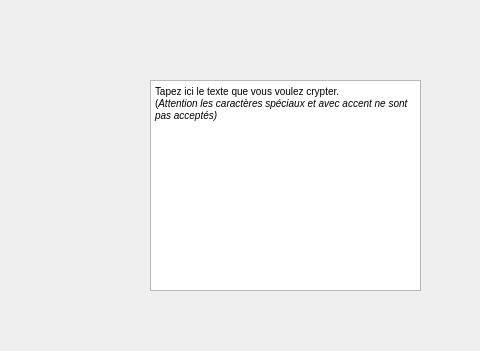
Old version of the form mainwindow.ui in the repository Ehonne/Cryptage_Decryptage; both pictures show x 320 to 800 and y 0 to 351 of the 800 by 600 pixel window.
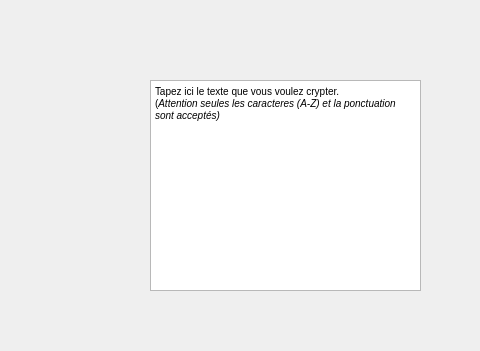
New version of the form.

Commit message: Taille de FenetreAbr en fonction de la taille de l'arbre + Erreur lors de caractere non reconnue

Diff of the .ui file:
```diff
--- a/mainwindow.ui
+++ b/mainwindow.ui
@@ -37,7 +37,7 @@
 &lt;html&gt;&lt;head&gt;&lt;meta name=&quot;qrichtext&quot; content=&quot;1&quot; /&gt;&lt;style type=&quot;text/css&quot;&gt;
 p, li { white-space: pre-wrap; }
 &lt;/style&gt;&lt;/head&gt;&lt;body style=&quot; font-family:'MS Shell Dlg 2'; font-size:7.8pt; font-weight:400; font-style:normal;&quot;&gt;
-&lt;p style=&quot; margin-top:0px; margin-bottom:0px; margin-left:0px; margin-right:0px; -qt-block-indent:0; text-indent:0px;&quot;&gt;Tapez ici le texte que vous voulez crypter.&lt;br /&gt;(&lt;span style=&quot; font-style:italic;&quot;&gt;Attention les caractères spéciaux et avec accent ne sont pas acceptés)&lt;/span&gt;&lt;/p&gt;&lt;/body&gt;&lt;/html&gt;</string>
+&lt;p style=&quot; margin-top:0px; margin-bottom:0px; margin-left:0px; margin-right:0px; -qt-block-indent:0; text-indent:0px;&quot;&gt;Tapez ici le texte que vous voulez crypter.&lt;br /&gt;(&lt;span style=&quot; font-style:italic;&quot;&gt;Attention seules les caracteres (A-Z) et la ponctuation sont acceptés)&lt;/span&gt;&lt;/p&gt;&lt;/body&gt;&lt;/html&gt;</string>
     </property>
    </widget>
    <widget class="QTextBrowser" name="textBrowser">
```
The commit also changes 2 other files.
